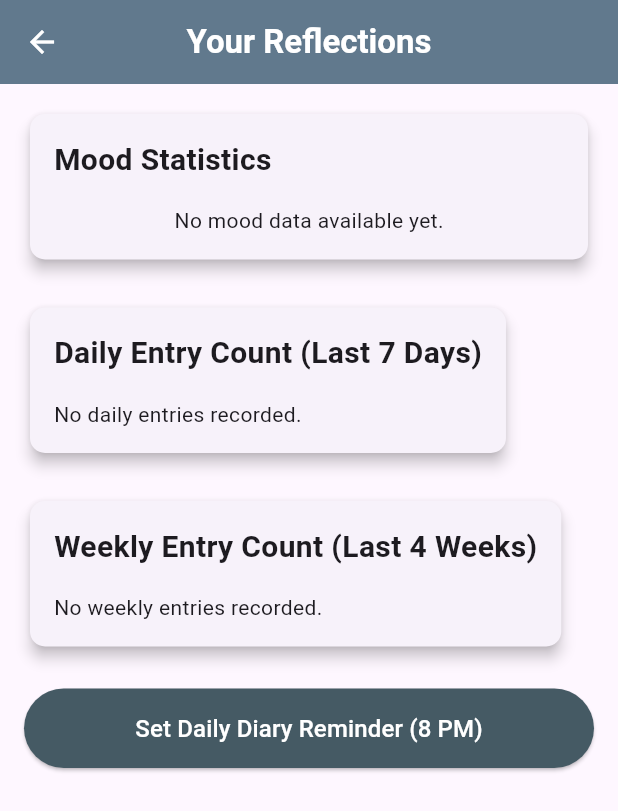
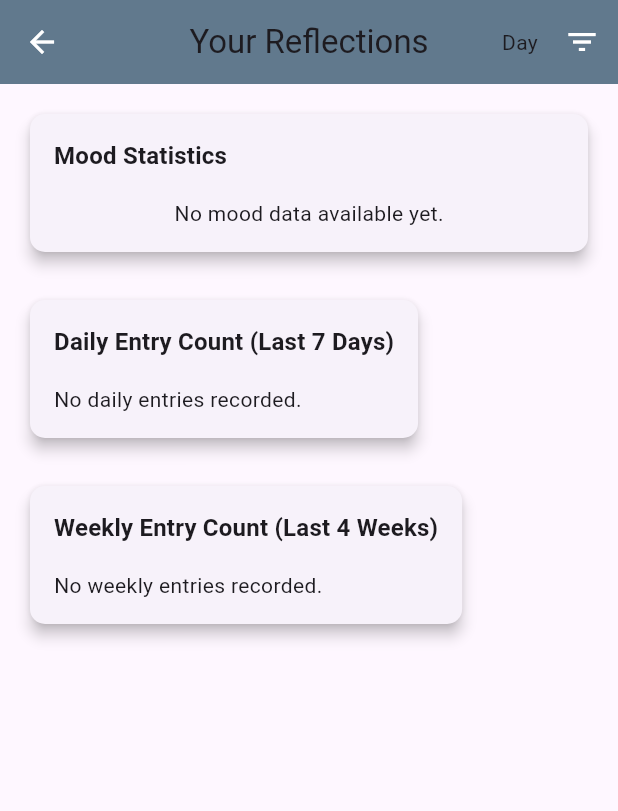
Before and after one commit to syarif0707/Diarify, a Flutter app: the ReflectionScreen screen opened directly, on a phone screen of 412 x 824 dp. Shown: the top 811 px of the screen. Run offline on Flutter 3.47's test engine with Material 3 defaults, Android fonts, the light colour scheme and no system bars; our stand-ins replace flutter_local_notifications, image_picker, pie_chart, shared_preferences, sqflite, timezone; accounts and stored records are empty.

Commit message:
polished interface

```diff
--- a/lib/screens/reflection_screen.dart
+++ b/lib/screens/reflection_screen.dart
@@ -18,6 +18,7 @@ class _ReflectionScreenState extends State<ReflectionScreen> {
   Map<String, int> _dailyEntryCounts = {};
   Map<String, int> _weeklyEntryCounts = {};
   bool _isLoading = true;
+  String _filterType = 'day';
 
   @override
   void initState() {
@@ -30,7 +31,6 @@ class _ReflectionScreenState extends State<ReflectionScreen> {
       _isLoading = true;
     });
     if (AppConstants.currentUserId == null) {
-      // Handle case where user ID is not set
       setState(() {
         _isLoading = false;
       });
@@ -51,8 +51,43 @@ class _ReflectionScreenState extends State<ReflectionScreen> {
   Widget build(BuildContext context) {
     return Scaffold(
       appBar: AppBar(
-        title: const Text('Your Reflections'),
+        title: Text(
+          'Your Reflections',
+          style: Theme.of(context).textTheme.titleLarge,
+        ),
         centerTitle: true,
+        actions: [
+          Padding(
+            padding: const EdgeInsets.only(right: 12.0),
+            child: DropdownButton<String>(
+              value: _filterType,
+              underline: const SizedBox(),
+              icon: const Icon(Icons.filter_list, color: Colors.white),
+              dropdownColor: Theme.of(context).canvasColor,
+              onChanged: (String? newValue) {
+                if (newValue != null) {
+                  setState(() {
+                    _filterType = newValue;
+                  });
+                }
+              },
+              items: [
+               DropdownMenuItem(
+                value: 'day',
+                child: Text('Day', style: Theme.of(context).textTheme.bodyMedium),
+              ),
+              DropdownMenuItem(
+                value: 'week',
+                child: Text('Week', style: Theme.of(context).textTheme.bodyMedium),
+              ),
+              DropdownMenuItem(
+                value: 'month',
+                child: Text('Month', style: Theme.of(context).textTheme.bodyMedium),
+              ),
+            ],
+            ),
+          ),
+        ],
       ),
       body: _isLoading
           ? const Center(child: CircularProgressIndicator())
@@ -69,16 +104,20 @@ class _ReflectionScreenState extends State<ReflectionScreen> {
                       child: Column(
                         crossAxisAlignment: CrossAxisAlignment.start,
                         children: [
-                          const Text(
+                          Text(
                             'Mood Statistics',
-                            style: TextStyle(fontSize: 20, fontWeight: FontWeight.bold),
+                            style: Theme.of(context).textTheme.titleMedium?.copyWith(fontWeight: FontWeight.bold),
                           ),
                           const SizedBox(height: 16),
                           _moodStatistics.isEmpty
-                              ? const Center(child: Text('No mood data available yet.'))
+                              ? Center(
+                                  child: Text(
+                                    'No mood data available yet.',
+                                    style: Theme.of(context).textTheme.bodyMedium,
+                                  ),
+                                )
                               : PieChart(
-                                  dataMap: _moodStatistics.map(
-                                      (key, value) => MapEntry(key, value.toDouble())),
+                                  dataMap: _moodStatistics.map((key, value) => MapEntry(key, value.toDouble())),
                                   animationDuration: const Duration(milliseconds: 800),
                                   chartLegendSpacing: 32,
                                   chartRadius: MediaQuery.of(context).size.width / 2.5,
@@ -91,18 +130,16 @@ class _ReflectionScreenState extends State<ReflectionScreen> {
                                     Colors.teal,
                                     Colors.purple,
                                     Colors.pink
-                                  ], // Customize colors
+                                  ],
                                   initialAngleInDegree: 0,
                                   chartType: ChartType.ring,
                                   ringStrokeWidth: 32,
                                   centerText: "Moods",
-                                  legendOptions: const LegendOptions(
+                                  legendOptions: LegendOptions(
                                     showLegendsInRow: false,
                                     legendPosition: LegendPosition.right,
                                     showLegends: true,
-                                    legendTextStyle: TextStyle(
-                                      fontWeight: FontWeight.bold,
-                                    ),
+                                    legendTextStyle: Theme.of(context).textTheme.bodyMedium!.copyWith(fontWeight: FontWeight.bold),
                                   ),
                                   chartValuesOptions: const ChartValuesOptions(
                                     showChartValueBackground: true,
@@ -125,13 +162,16 @@ class _ReflectionScreenState extends State<ReflectionScreen> {
                       child: Column(
                         crossAxisAlignment: CrossAxisAlignment.start,
                         children: [
-                          const Text(
+                          Text(
                             'Daily Entry Count (Last 7 Days)',
-                            style: TextStyle(fontSize: 20, fontWeight: FontWeight.bold),
+                            style: Theme.of(context).textTheme.titleMedium?.copyWith(fontWeight: FontWeight.bold),
                           ),
                           const SizedBox(height: 16),
                           _dailyEntryCounts.isEmpty
-                              ? const Text('No daily entries recorded.')
+                              ? Text(
+                                  'No daily entries recorded.',
+                                  style: Theme.of(context).textTheme.bodyMedium,
+                                )
                               : ListView.builder(
                                   shrinkWrap: true,
                                   physics: const NeverScrollableScrollPhysics(),
@@ -146,11 +186,11 @@ class _ReflectionScreenState extends State<ReflectionScreen> {
                                         children: [
                                           Text(
                                             DateFormat('MMM d, yyyy').format(DateTime.parse(date)),
-                                            style: const TextStyle(fontSize: 16),
+                                            style: Theme.of(context).textTheme.bodyMedium,
                                           ),
                                           Text(
                                             '$count entries',
-                                            style: const TextStyle(fontSize: 16, fontWeight: FontWeight.bold),
+                                            style: Theme.of(context).textTheme.bodyMedium?.copyWith(fontWeight: FontWeight.bold),
                                           ),
                                         ],
                                       ),
@@ -170,13 +210,16 @@ class _ReflectionScreenState extends State<ReflectionScreen> {
                       child: Column(
                         crossAxisAlignment: CrossAxisAlignment.start,
                         children: [
-                          const Text(
+                          Text(
                             'Weekly Entry Count (Last 4 Weeks)',
-                            style: TextStyle(fontSize: 20, fontWeight: FontWeight.bold),
+                            style: Theme.of(context).textTheme.titleMedium?.copyWith(fontWeight: FontWeight.bold),
                           ),
                           const SizedBox(height: 16),
                           _weeklyEntryCounts.isEmpty
-                              ? const Text('No weekly entries recorded.')
+                              ? Text(
+                                  'No weekly entries recorded.',
+                                  style: Theme.of(context).textTheme.bodyMedium,
+                                )
                               : ListView.builder(
                                   shrinkWrap: true,
                                   physics: const NeverScrollableScrollPhysics(),
@@ -184,7 +227,6 @@ class _ReflectionScreenState extends State<ReflectionScreen> {
                                   itemBuilder: (context, index) {
                                     String week = _weeklyEntryCounts.keys.elementAt(index);
                                     int count = _weeklyEntryCounts.values.elementAt(index);
-                                    // 'week' is in 'YYYY-WW' format. Can parse or display as is.
                                     return Padding(
                                       padding: const EdgeInsets.symmetric(vertical: 4.0),
                                       child: Row(
@@ -192,11 +234,11 @@ class _ReflectionScreenState extends State<ReflectionScreen> {
                                         children: [
                                           Text(
                                             'Week $week',
-                                            style: const TextStyle(fontSize: 16),
+                                            style: Theme.of(context).textTheme.bodyMedium,
                                           ),
                                           Text(
                                             '$count entries',
-                                            style: const TextStyle(fontSize: 16, fontWeight: FontWeight.bold),
+                                            style: Theme.of(context).textTheme.bodyMedium?.copyWith(fontWeight: FontWeight.bold),
                                           ),
                                         ],
                                       ),
@@ -207,24 +249,6 @@ class _ReflectionScreenState extends State<ReflectionScreen> {
                       ),
                     ),
                   ),
-                  const SizedBox(height: 24),
-                  SizedBox(
-                    width: double.infinity,
-                    child: ElevatedButton(
-                      onPressed: () {
-                        // Example of scheduling a daily reminder at 8 PM
-                        NotificationService().scheduleDailyNotification(
-                            0, 'Diarify Reminder', 'Don\'t forget to write in your diary today!', 20, 0);
-                        ScaffoldMessenger.of(context).showSnackBar(
-                          const SnackBar(content: Text('Daily reminder set for 8 PM!')),
-                        );
-                      },
-                      style: ElevatedButton.styleFrom(
-                        padding: const EdgeInsets.symmetric(vertical: 15),
-                      ),
-                      child: const Text('Set Daily Diary Reminder (8 PM)', style: TextStyle(fontSize: 16)),
-                    ),
-                  ),
                 ],
               ),
             ),
--- a/pubspec.yaml
+++ b/pubspec.yaml
@@ -59,6 +59,11 @@ flutter:
   uses-material-design: true
   assets:
     - assets/app_logo.png
+    - assets/brown_bg.jpg
+    - assets/beach.jpg
+    - assets/mountain.jpg
+    - assets/paper.jpg
+
 
   # To add assets to your application, add an assets section, like this:
   # assets:
```
Also changed, not shown: lib/screens/home_screen.dart (+49 -70 lines), lib/screens/setting_screen.dart (+0 -20 lines), lib/widgets/bottom_nav_bar.dart (added, +42 -0 lines), assets/mountain.jpg (added), 3 other files.
